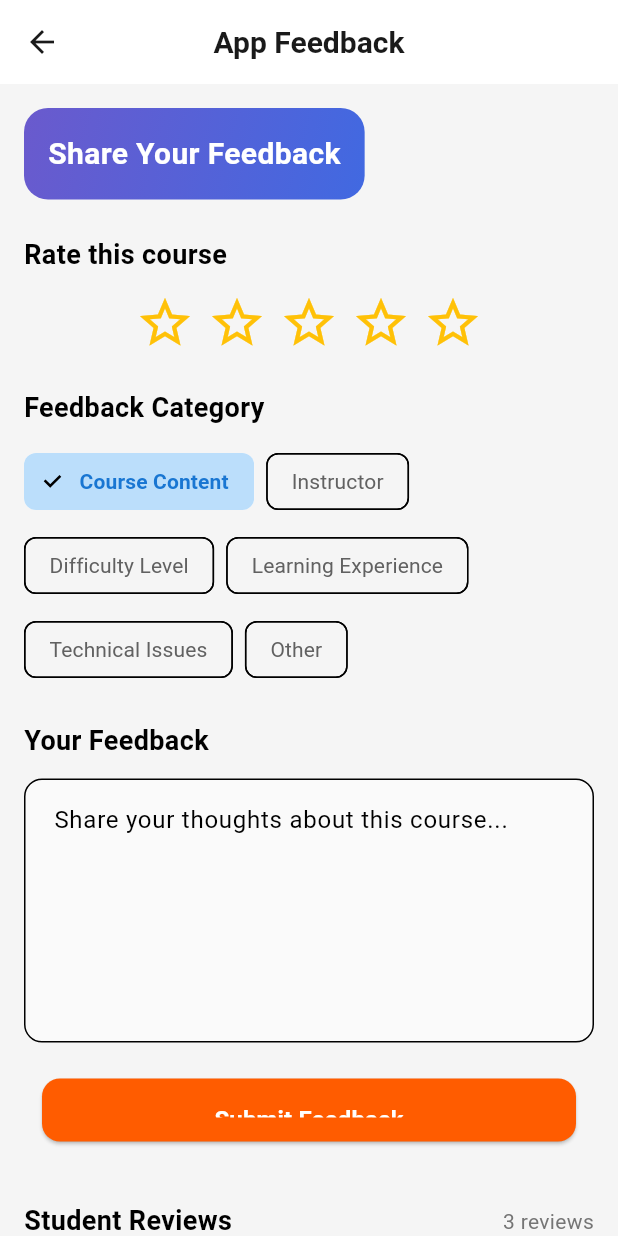
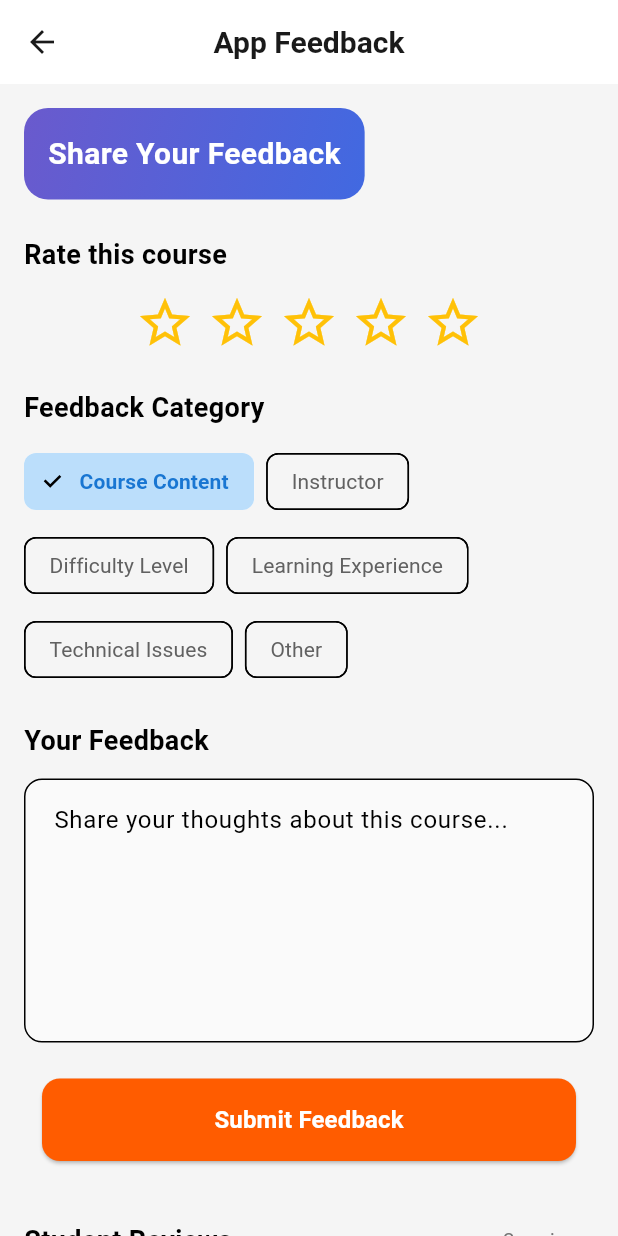
Before and after one commit to Manishshtestha/excelerate_intern_app, a Flutter app: the FeedbackScreen screen opened directly, on a phone screen of 412 x 824 dp. Run offline on Flutter 3.47's test engine with Material 3 defaults, Android fonts, the phone set to English and light mode, and no system bars; network calls fail.

Commit message:
Simplify submit button layout in feedback screen

```diff
--- a/lib/pages/feedback_page.dart
+++ b/lib/pages/feedback_page.dart
@@ -238,14 +238,7 @@ class _FeedbackScreenState extends State<FeedbackScreen> {
               const SizedBox(height: 24),
 
               // --- Submit Button ---
-              SizedBox(
-                width: double.infinity,
-                height: 50,
-                child: ElevatedBtn(
-                  text: 'Submit Feedback',
-                  onPressed: _submitFeedback,
-                ),
-              ),
+              ElevatedBtn(text: 'Submit Feedback', onPressed: _submitFeedback),
 
               const SizedBox(height: 32),
 
```
